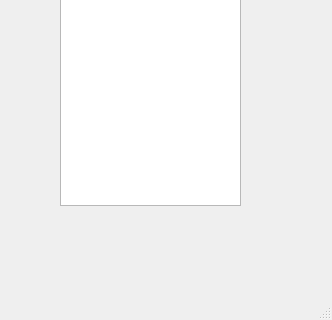
Old version of the form qcc/mainwindow.ui in the repository vos/qcc; both pictures show x 0 to 332 and y 232 to 552 of the 332 by 552 pixel window.
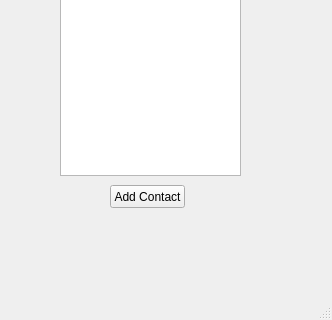
New version of the form. The open tabs and pages were chosen to show the change.

Patch:
```diff
--- a/qcc/mainwindow.ui
+++ b/qcc/mainwindow.ui
@@ -20,7 +20,7 @@
       <x>40</x>
       <y>30</y>
       <width>231</width>
-      <height>401</height>
+      <height>441</height>
      </rect>
     </property>
     <property name="currentIndex">
@@ -103,7 +103,7 @@
         <x>20</x>
         <y>20</y>
         <width>181</width>
-        <height>371</height>
+        <height>341</height>
        </rect>
       </property>
       <property name="autoScroll">
@@ -119,6 +119,19 @@
        <bool>true</bool>
       </property>
      </widget>
+     <widget class="QPushButton" name="addContactButton">
+      <property name="geometry">
+       <rect>
+        <x>70</x>
+        <y>370</y>
+        <width>75</width>
+        <height>23</height>
+       </rect>
+      </property>
+      <property name="text">
+       <string>Add Contact</string>
+      </property>
+     </widget>
     </widget>
    </widget>
   </widget>
```
